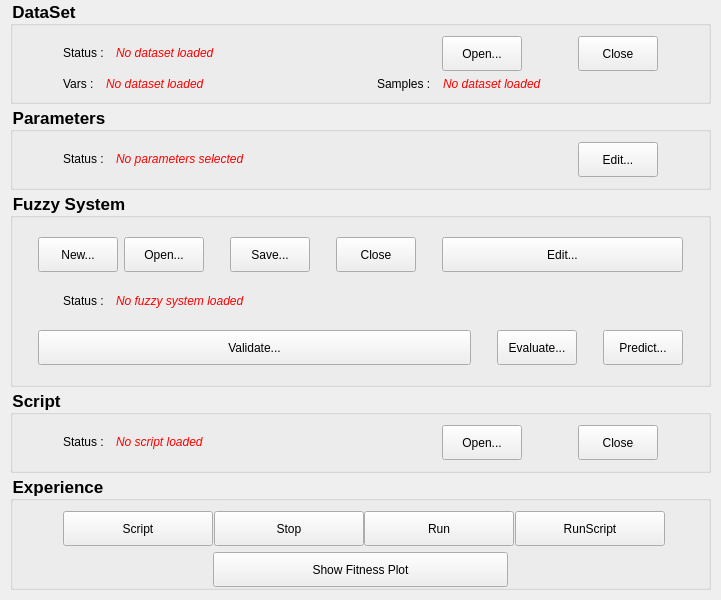
Qt form fuge-lc/fugemain.ui (ThibaultSchowing/FUGE-LC) before a commit.
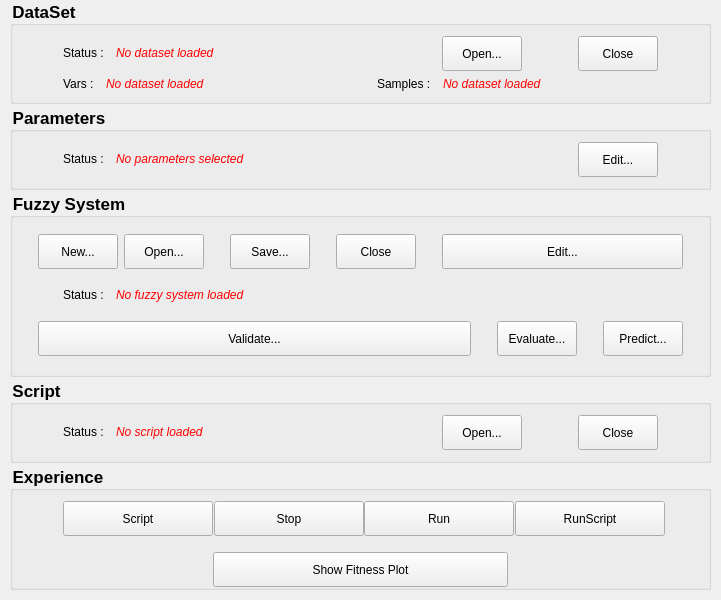
The same form after that commit. Icons and pictures are not drawn.

Diff of the .ui file:
```diff
--- a/fuge-lc/fugemain.ui
+++ b/fuge-lc/fugemain.ui
@@ -1094,6 +1094,22 @@
          </item>
         </layout>
        </item>
+       <item>
+        <spacer name="verticalSpacer">
+         <property name="orientation">
+          <enum>Qt::Vertical</enum>
+         </property>
+         <property name="sizeType">
+          <enum>QSizePolicy::Fixed</enum>
+         </property>
+         <property name="sizeHint" stdset="0">
+          <size>
+           <width>20</width>
+           <height>10</height>
+          </size>
+         </property>
+        </spacer>
+       </item>
        <item>
         <layout class="QHBoxLayout" name="horizontalLayout_2">
          <property name="leftMargin">
```
